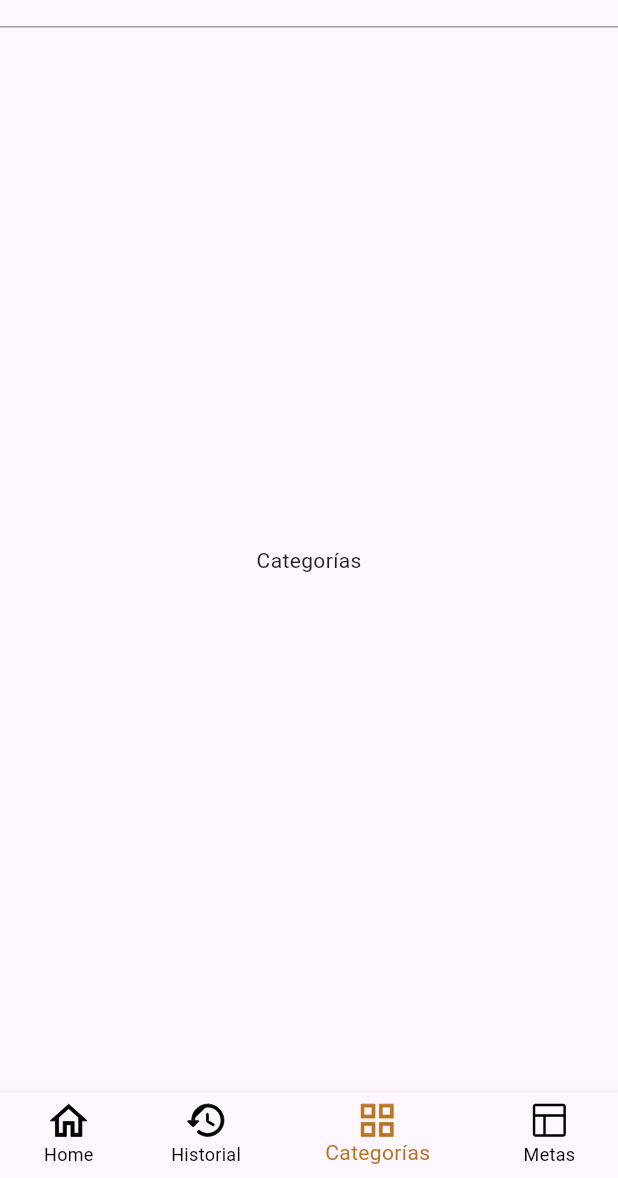
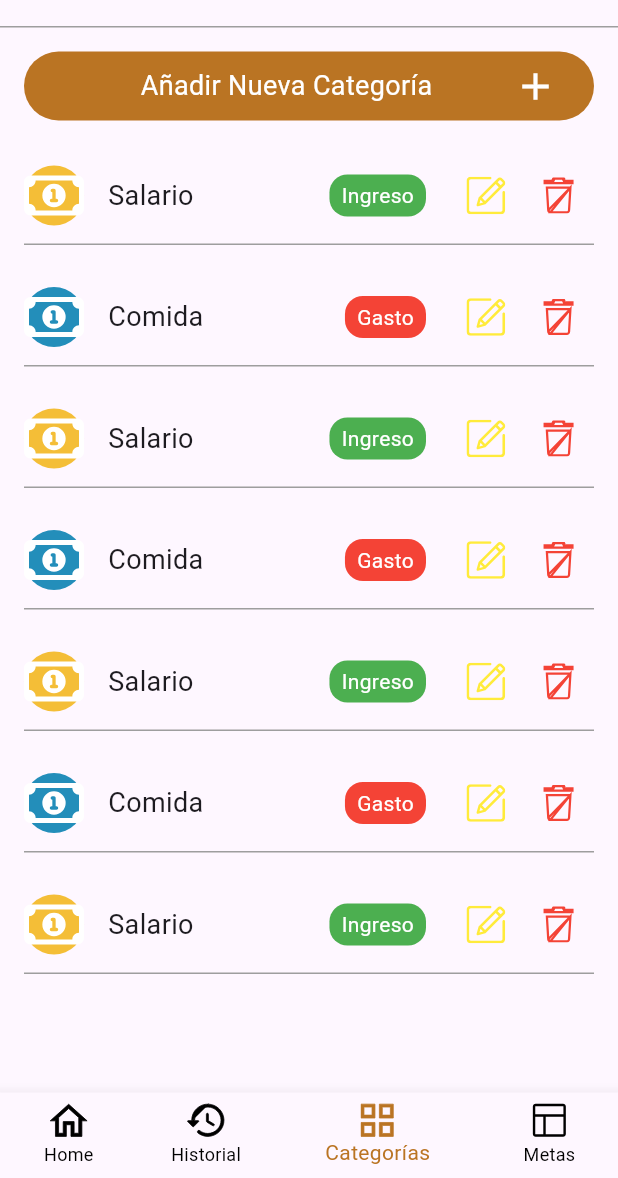
Before and after one commit to Mangutierrez/ClearFinance, a Flutter app: the screen it shows after launch, item 3 of the bottom bar chosen, on a phone screen of 412 x 824 dp, the part 58-1236 px from its top. Run offline on Flutter 3.47's test engine with Material 3 defaults, Android fonts, the phone set to English and light mode, and no system bars; our stand-ins replace flutter_svg, pie_chart.

Commit message:
nueva vista de categorías

```diff
--- /dev/null
+++ b/lib/screen/category_content.dart
@@ -0,0 +1,121 @@
+import 'package:flutter/material.dart';
+import 'package:flutter_svg/flutter_svg.dart';
+
+class CategoryContent extends StatelessWidget {
+  const CategoryContent({Key? key}) : super(key: key);
+
+  @override
+  Widget build(BuildContext context) {
+    return Padding(
+      padding: const EdgeInsets.all(16.0),
+      child: Column(
+        children: [
+          InkWell(
+            onTap: () {},
+            child: Container(
+              padding: const EdgeInsets.all(8),
+              decoration: BoxDecoration(
+                color: const Color(0xFFBA7423),
+                borderRadius: BorderRadius.circular(50),
+              ),
+              child: const Row(
+                mainAxisAlignment: MainAxisAlignment.spaceBetween,
+                children: [
+                  Padding(padding: EdgeInsets.symmetric(horizontal: 16)),
+                  Text(
+                    'Añadir Nueva Categoría',
+                    style: TextStyle(fontSize: 18, color: Colors.white),
+                  ),
+                  Padding(
+                    padding: EdgeInsets.symmetric(horizontal: 16),
+                    child: Icon(
+                      Icons.add,
+                      color: Colors.white,
+                      size: 30,
+                    ),
+                  ),
+                ],
+              ),
+            ),
+          ),
+          const SizedBox(height: 10),
+          Expanded(
+            child: ListView(
+              children: [
+                _buildCategoryItem('Salario', 'assets/images/ic_salary.svg', const Color(0xFFF4BE37), true),
+                _buildCategoryItem('Comida', 'assets/images/ic_salary.svg', const Color(0xFF238EBA), false),
+                _buildCategoryItem('Salario', 'assets/images/ic_salary.svg', const Color(0xFFF4BE37), true),
+                _buildCategoryItem('Comida', 'assets/images/ic_salary.svg', const Color(0xFF238EBA), false),
+                _buildCategoryItem('Salario', 'assets/images/ic_salary.svg', const Color(0xFFF4BE37), true),
+                _buildCategoryItem('Comida', 'assets/images/ic_salary.svg', const Color(0xFF238EBA), false),
+                _buildCategoryItem('Salario', 'assets/images/ic_salary.svg', const Color(0xFFF4BE37), true),
+              ],
+            ),
+          ),
+        ],
+      ),
+    );
+  }
+
+  Widget _buildCategoryItem(String title, String iconPath, Color circleColor, bool isIncome) {
+    return Padding(
+      padding: const EdgeInsets.symmetric(vertical: 8.0),
+      child: Container(
+        decoration: const BoxDecoration(
+          border: Border(
+            bottom: BorderSide(
+              color: Colors.grey,
+              width: 1.0,
+            ),
+          ),
+        ),
+        child: Padding(
+          padding: const EdgeInsets.symmetric(vertical: 8.0),
+          child: Row(
+            mainAxisAlignment: MainAxisAlignment.spaceBetween,
+            children: [
+              Row(
+                children: [
+                  CircleAvatar(
+                    backgroundColor: circleColor,
+                    child: SvgPicture.asset(iconPath, color: Colors.white),
+                  ),
+                  const SizedBox(width: 16),
+                  Text(title, style: const TextStyle(fontSize: 18)),
+                ],
+              ),
+              Row(
+                children: [
+                  Container(
+                    padding: const EdgeInsets.symmetric(vertical: 4, horizontal: 8),
+                    decoration: BoxDecoration(
+                      color: isIncome ? Colors.green : Colors.red,
+                      borderRadius: BorderRadius.circular(12),
+                    ),
+                    child: Text(
+                      isIncome ? 'Ingreso' : 'Gasto',
+                      style: const TextStyle(color: Colors.white),
+                    ),
+                  ),
+                  const SizedBox(width: 16),
+                  IconButton(
+                    icon: SvgPicture.asset('assets/images/ic_edit.svg', color: Colors.yellow),
+                    onPressed: () {
+                      // Edit action here
+                    },
+                  ),
+                  IconButton(
+                    icon: SvgPicture.asset('assets/images/ic_delete.svg', color: Colors.red),
+                    onPressed: () {
+                      // Delete action here
+                    },
+                  ),
+                ],
+              ),
+            ],
+          ),
+        ),
+      ),
+    );
+  }
+}
--- a/lib/screen/home_screen.dart
+++ b/lib/screen/home_screen.dart
@@ -1,5 +1,6 @@
 import 'package:clear_finance/screen/history_content.dart';
 import 'package:clear_finance/screen/home_content.dart';
+import 'package:clear_finance/screen/category_content.dart';
 import 'package:flutter/material.dart';
 import 'package:flutter_svg/svg.dart';
 
@@ -17,7 +18,7 @@ class _HomeScreenState extends State<HomeScreen> {
   static const List<Widget> _widgetOptions = <Widget>[
     HomeContent(),
     HistoryContent(),
-    Text('Categorías'),
+    CategoryContent(),
     Text('Metas'),
   ];
 
```
Also changed, not shown: assets/images/ic_salary.png (added), assets/images/ic_salary.svg (added), pubspec.lock, 1 other file.
